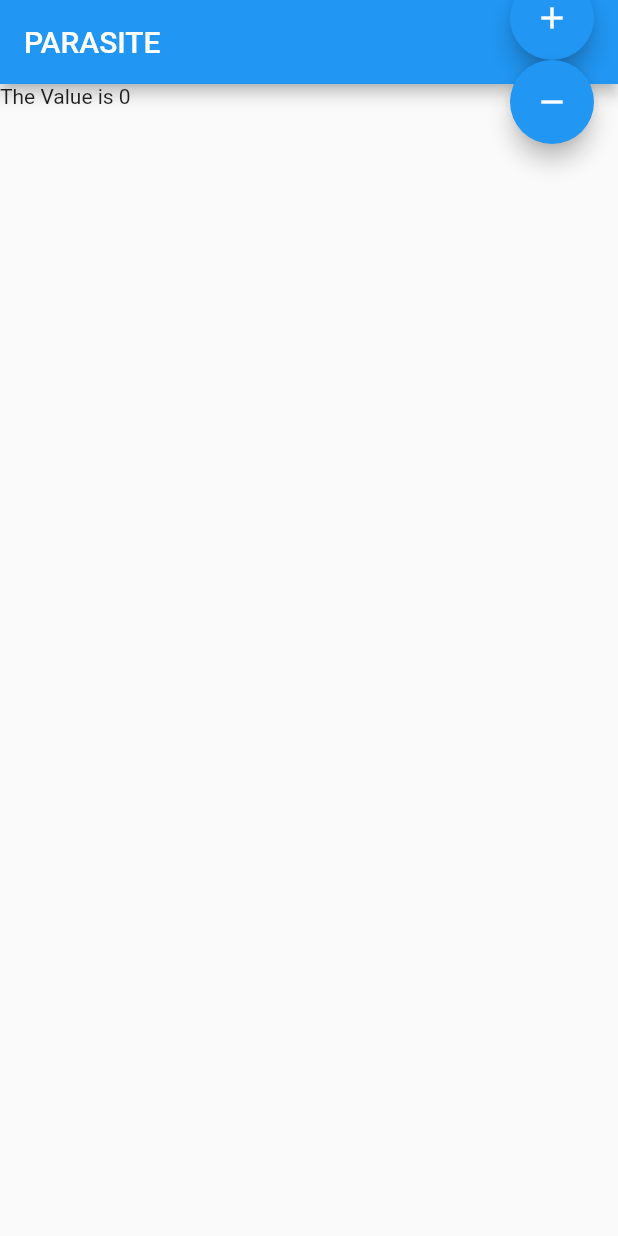
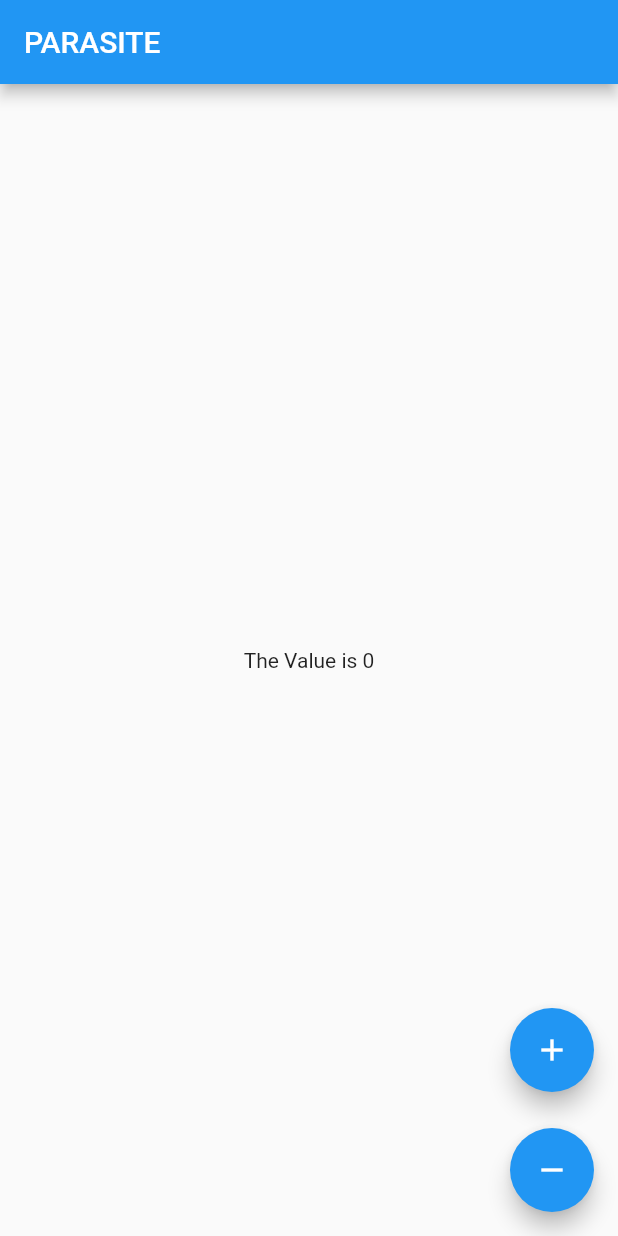
Before and after one commit to silverhairs/parasite, a Flutter app: the screen it shows after launch, on a phone screen of 412 x 824 dp. Run offline on Flutter 3.47's test engine with Material 2 defaults, Android fonts, the phone set to English and light mode, and no system bars.

Commit message:
minor fix

```diff
--- a/example/lib/main.dart
+++ b/example/lib/main.dart
@@ -19,19 +19,16 @@ class App extends StatelessWidget {
     final counterHost = HostProvider.of<CounterHost>(context).host;
     return MaterialApp(
       home: Scaffold(
-        appBar: AppBar(
-          title: const Text('PARASITE'),
-        ),
+        appBar: AppBar(title: const Text('PARASITE')),
         body: Parasite(
           host: counterHost,
           builder: (context, value) {
             final counter = value as int;
-            return Text('The Value is $counter');
+            return Center(child: Text('The Value is $counter'));
           },
         ),
-        floatingActionButton: Align(
-          alignment: Alignment.bottomRight,
-          child: Column(
+        floatingActionButton: Column(
+          mainAxisAlignment: MainAxisAlignment.end,
           children: [
             FloatingActionButton(
               onPressed: () {
@@ -39,6 +36,7 @@ class App extends StatelessWidget {
               },
               child: const Icon(Icons.add),
             ),
+            const SizedBox(height: 24),
             FloatingActionButton(
               onPressed: () {
                 counterHost.decrement();
@@ -48,7 +46,6 @@ class App extends StatelessWidget {
           ],
         ),
       ),
-      ),
     );
   }
 }
--- a/lib/src/parasite.dart
+++ b/lib/src/parasite.dart
@@ -52,7 +52,8 @@ class HostProvider<T extends ParasiteHost<Object>> extends InheritedWidget {
 
   /// Gets a [HostProvider] of the specified host in [context].
   static HostProvider<T> of<T extends ParasiteHost<Object>>(
-      BuildContext context) {
+    BuildContext context,
+  ) {
     final provider =
         context.dependOnInheritedWidgetOfExactType<HostProvider<T>>();
     assert(provider != null, 'No HostProvider found in the context');
```
Lines whose indentation alone changed are shown as unchanged.
